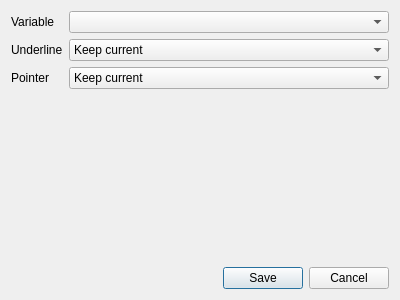
The window that variablesdialog.ui (Kuszki/EW-Database) describes before a commit, drawn with Qt 5.
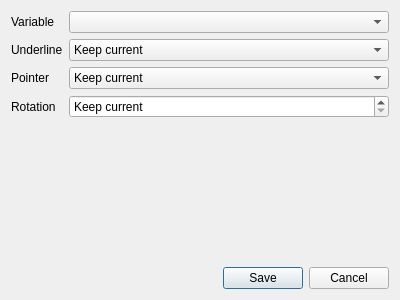
The same window after the commit. Icons and pictures are not drawn.

```diff
--- a/variablesdialog.ui
+++ b/variablesdialog.ui
@@ -19,7 +19,7 @@
   </property>
   <layout class="QGridLayout" name="gridLayout">
    <item row="0" column="0">
-    <widget class="QLabel" name="label">
+    <widget class="QLabel" name="variableLabel">
      <property name="text">
       <string>Variable</string>
      </property>
@@ -99,7 +99,7 @@
      </item>
     </widget>
    </item>
-   <item row="3" column="0" colspan="2">
+   <item row="4" column="0" colspan="2">
     <widget class="QScrollArea" name="scrollArea">
      <property name="frameShape">
       <enum>QFrame::NoFrame</enum>
@@ -116,7 +116,7 @@
         <x>0</x>
         <y>0</y>
         <width>382</width>
-        <height>171</height>
+        <height>142</height>
        </rect>
       </property>
       <layout class="QVBoxLayout" name="verticalLayout">
@@ -137,7 +137,7 @@
      </widget>
     </widget>
    </item>
-   <item row="4" column="0" colspan="2">
+   <item row="5" column="0" colspan="2">
     <widget class="QDialogButtonBox" name="buttonBox">
      <property name="orientation">
       <enum>Qt::Horizontal</enum>
@@ -147,6 +147,35 @@
      </property>
     </widget>
    </item>
+   <item row="3" column="0">
+    <widget class="QLabel" name="rotationLabel">
+     <property name="text">
+      <string>Rotation</string>
+     </property>
+    </widget>
+   </item>
+   <item row="3" column="1">
+    <widget class="QDoubleSpinBox" name="rotationSpin">
+     <property name="specialValueText">
+      <string>Keep current</string>
+     </property>
+     <property name="suffix">
+      <string>°</string>
+     </property>
+     <property name="decimals">
+      <number>0</number>
+     </property>
+     <property name="minimum">
+      <double>-1.000000000000000</double>
+     </property>
+     <property name="maximum">
+      <double>360.000000000000000</double>
+     </property>
+     <property name="value">
+      <double>-1.000000000000000</double>
+     </property>
+    </widget>
+   </item>
   </layout>
  </widget>
  <tabstops>
```
Left out of the diff: 16 changed lines with no effect on the pictures.
